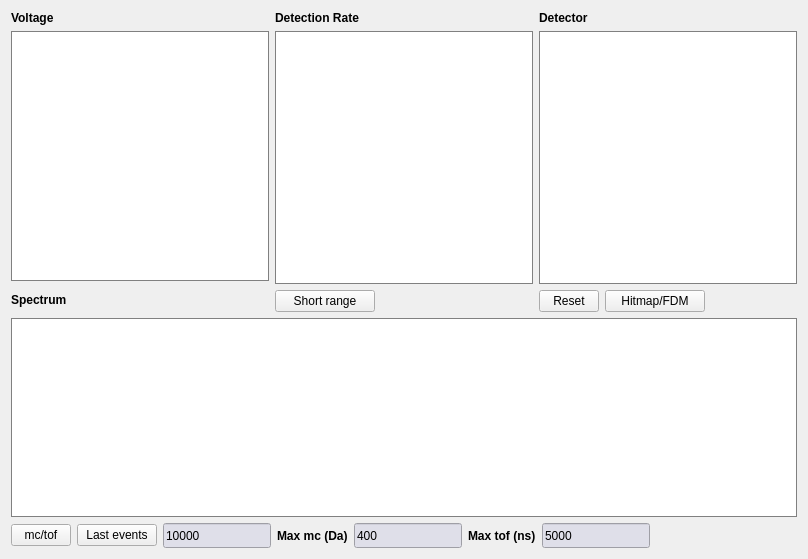
Above: pyccapt/files/PyQt6_UI/gui_visualization.ui from mmonajem/pyoxcart before the change. Below: the same form after it.
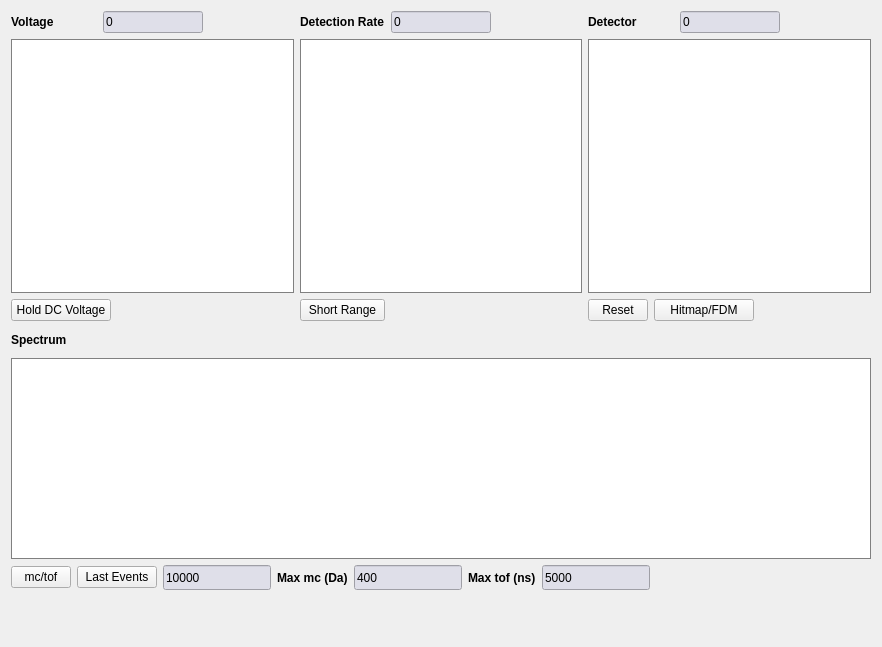
That is the form after the change.

The edit to the form file:
```diff
--- a/pyccapt/files/PyQt6_UI/gui_visualization.ui
+++ b/pyccapt/files/PyQt6_UI/gui_visualization.ui
@@ -6,19 +6,19 @@
             <rect>
                 <x>0</x>
                 <y>0</y>
-                <width>808</width>
-                <height>559</height>
+                <width>882</width>
+                <height>647</height>
             </rect>
         </property>
         <property name="windowTitle">
             <string>Form</string>
         </property>
-        <layout class="QGridLayout" name="gridLayout_2">
+        <layout class="QGridLayout" name="gridLayout_6">
             <item row="0" column="0">
-                <layout class="QGridLayout" name="gridLayout">
+                <layout class="QGridLayout" name="gridLayout_5">
                     <item row="0" column="0">
-                        <layout class="QVBoxLayout" name="verticalLayout_3">
-                            <item>
+                        <layout class="QGridLayout" name="gridLayout_4">
+                            <item row="0" column="0">
                                 <widget class="QLabel" name="label_200">
                                     <property name="font">
                                         <font>
@@ -30,7 +30,45 @@
                                     </property>
                                 </widget>
                             </item>
-                            <item>
+                            <item row="0" column="1">
+                                <widget class="QLineEdit" name="voltage">
+                                    <property name="sizePolicy">
+                                        <sizepolicy hsizetype="Minimum" vsizetype="Minimum">
+                                            <horstretch>0</horstretch>
+                                            <verstretch>0</verstretch>
+                                        </sizepolicy>
+                                    </property>
+                                    <property name="minimumSize">
+                                        <size>
+                                            <width>100</width>
+                                            <height>20</height>
+                                        </size>
+                                    </property>
+                                    <property name="styleSheet">
+                                        <string notr="true">QLineEdit{
+                                            background: rgb(223,223,233)
+                                            }
+                                        </string>
+                                    </property>
+                                    <property name="text">
+                                        <string>0</string>
+                                    </property>
+                                </widget>
+                            </item>
+                            <item row="0" column="2">
+                                <spacer name="horizontalSpacer_4">
+                                    <property name="orientation">
+                                        <enum>Qt::Horizontal</enum>
+                                    </property>
+                                    <property name="sizeHint" stdset="0">
+                                        <size>
+                                            <width>26</width>
+                                            <height>17</height>
+                                        </size>
+                                    </property>
+                                </spacer>
+                            </item>
+                            <item row="1" column="0" colspan="3">
                                 <widget class="QGraphicsView" name="vdc_time">
                                     <property name="sizePolicy">
                                         <sizepolicy hsizetype="Expanding" vsizetype="Expanding">
@@ -52,29 +90,30 @@
                                     </property>
                                 </widget>
                             </item>
-                            <item>
-                                <widget class="QLabel" name="label_207">
+                            <item row="2" column="0" colspan="2">
+                                <widget class="QPushButton" name="detection_rate_range_switch_2">
                                     <property name="minimumSize">
                                         <size>
-                                            <width>0</width>
-                                            <height>25</height>
+                                            <width>100</width>
+                                            <height>20</height>
                                         </size>
                                     </property>
-                                    <property name="font">
-                                        <font>
-                                            <bold>true</bold>
-                                        </font>
+                                    <property name="maximumSize">
+                                        <size>
+                                            <width>100</width>
+                                            <height>16777215</height>
+                                        </size>
                                     </property>
                                     <property name="text">
-                                        <string>Spectrum</string>
+                                        <string>Hold DC Voltage</string>
                                     </property>
                                 </widget>
                             </item>
                         </layout>
                     </item>
                     <item row="0" column="1">
-                        <layout class="QVBoxLayout" name="verticalLayout_2">
-                            <item>
+                        <layout class="QGridLayout" name="gridLayout">
+                            <item row="0" column="0">
                                 <widget class="QLabel" name="label_201">
                                     <property name="font">
                                         <font>
@@ -86,7 +125,45 @@
                                     </property>
                                 </widget>
                             </item>
-                            <item>
+                            <item row="0" column="1">
+                                <widget class="QLineEdit" name="detection_rate">
+                                    <property name="sizePolicy">
+                                        <sizepolicy hsizetype="Minimum" vsizetype="Minimum">
+                                            <horstretch>0</horstretch>
+                                            <verstretch>0</verstretch>
+                                        </sizepolicy>
+                                    </property>
+                                    <property name="minimumSize">
+                                        <size>
+                                            <width>100</width>
+                                            <height>20</height>
+                                        </size>
+                                    </property>
+                                    <property name="styleSheet">
+                                        <string notr="true">QLineEdit{
+                                            background: rgb(223,223,233)
+                                            }
+                                        </string>
+                                    </property>
+                                    <property name="text">
+                                        <string>0</string>
+                                    </property>
+                                </widget>
+                            </item>
+                            <item row="0" column="2">
+                                <spacer name="horizontalSpacer_2">
+                                    <property name="orientation">
+                                        <enum>Qt::Horizontal</enum>
+                                    </property>
+                                    <property name="sizeHint" stdset="0">
+                                        <size>
+                                            <width>40</width>
+                                            <height>20</height>
+                                        </size>
+                                    </property>
+                                </spacer>
+                            </item>
+                            <item row="1" column="0" colspan="3">
                                 <widget class="QGraphicsView" name="detection_rate_viz">
                                     <property name="sizePolicy">
                                         <sizepolicy hsizetype="Expanding" vsizetype="Expanding">
@@ -108,7 +185,7 @@
                                     </property>
                                 </widget>
                             </item>
-                            <item>
+                            <item row="2" column="0">
                                 <widget class="QPushButton" name="detection_rate_range_switch">
                                     <property name="minimumSize">
                                         <size>
@@ -123,17 +200,15 @@
                                         </size>
                                     </property>
                                     <property name="text">
-                                        <string>Short range</string>
+                                        <string>Short Range</string>
                                     </property>
                                 </widget>
                             </item>
                         </layout>
                     </item>
                     <item row="0" column="2">
-                        <layout class="QVBoxLayout" name="verticalLayout_4">
-                            <item>
-                                <layout class="QVBoxLayout" name="verticalLayout">
-                                    <item>
+                        <layout class="QGridLayout" name="gridLayout_3">
+                            <item row="0" column="0">
                                         <widget class="QLabel" name="label_206">
                                             <property name="font">
                                                 <font>
@@ -145,7 +220,45 @@
                                             </property>
                                         </widget>
                                     </item>
-                                    <item>
+                            <item row="0" column="1">
+                                <widget class="QLineEdit" name="detection_rate_2">
+                                    <property name="sizePolicy">
+                                        <sizepolicy hsizetype="Minimum" vsizetype="Minimum">
+                                            <horstretch>0</horstretch>
+                                            <verstretch>0</verstretch>
+                                        </sizepolicy>
+                                    </property>
+                                    <property name="minimumSize">
+                                        <size>
+                                            <width>100</width>
+                                            <height>20</height>
+                                        </size>
+                                    </property>
+                                    <property name="styleSheet">
+                                        <string notr="true">QLineEdit{
+                                            background: rgb(223,223,233)
+                                            }
+                                        </string>
+                                    </property>
+                                    <property name="text">
+                                        <string>0</string>
+                                    </property>
+                                </widget>
+                            </item>
+                            <item row="0" column="2">
+                                <spacer name="horizontalSpacer_5">
+                                    <property name="orientation">
+                                        <enum>Qt::Horizontal</enum>
+                                    </property>
+                                    <property name="sizeHint" stdset="0">
+                                        <size>
+                                            <width>40</width>
+                                            <height>20</height>
+                                        </size>
+                                    </property>
+                                </spacer>
+                            </item>
+                            <item row="1" column="0" colspan="3">
                                         <widget class="QGraphicsView" name="detector_heatmap">
                                             <property name="sizePolicy">
                                                 <sizepolicy hsizetype="Expanding" vsizetype="Expanding">
@@ -167,9 +280,7 @@
                                             </property>
                                         </widget>
                                     </item>
-                                </layout>
-                            </item>
-                            <item>
+                            <item row="2" column="0" colspan="3">
                                 <layout class="QHBoxLayout" name="horizontalLayout_2">
                                     <item>
                                         <widget class="QPushButton" name="reset_heatmap_v">
@@ -227,6 +338,26 @@
                         </layout>
                     </item>
                     <item row="1" column="0" colspan="3">
+                        <layout class="QGridLayout" name="gridLayout_2">
+                            <item row="0" column="0">
+                                <widget class="QLabel" name="label_207">
+                                    <property name="minimumSize">
+                                        <size>
+                                            <width>0</width>
+                                            <height>25</height>
+                                        </size>
+                                    </property>
+                                    <property name="font">
+                                        <font>
+                                            <bold>true</bold>
+                                        </font>
+                                    </property>
+                                    <property name="text">
+                                        <string>Spectrum</string>
+                                    </property>
+                                </widget>
+                            </item>
+                            <item row="1" column="0">
                         <widget class="QGraphicsView" name="histogram">
                             <property name="sizePolicy">
                                 <sizepolicy hsizetype="Expanding" vsizetype="Expanding">
@@ -251,7 +382,7 @@
                             </property>
                         </widget>
                     </item>
-                    <item row="2" column="0" colspan="3">
+                            <item row="2" column="0">
                         <layout class="QHBoxLayout" name="horizontalLayout">
                             <item>
                                 <widget class="QPushButton" name="spectrum_switch">
@@ -287,7 +418,7 @@
                                         </size>
                                     </property>
                                     <property name="text">
-                                        <string>Last events</string>
+                                                <string>Last Events</string>
                                     </property>
                                 </widget>
                             </item>
@@ -417,6 +548,34 @@
                             </item>
                         </layout>
                     </item>
+                            <item row="3" column="0">
+                                <widget class="QLabel" name="Error">
+                                    <property name="minimumSize">
+                                        <size>
+                                            <width>800</width>
+                                            <height>30</height>
+                                        </size>
+                                    </property>
+                                    <property name="font">
+                                        <font>
+                                            <pointsize>13</pointsize>
+                                            <bold>true</bold>
+                                            <strikeout>false</strikeout>
+                                        </font>
+                                    </property>
+                                    <property name="text">
+                                        <string>&lt;html&gt;&lt;head/&gt;&lt;body&gt;&lt;p&gt;&lt;br/&gt;&lt;/p&gt;&lt;/body&gt;&lt;/html&gt;</string>
+                                    </property>
+                                    <property name="alignment">
+                                        <set>Qt::AlignCenter</set>
+                                    </property>
+                                    <property name="textInteractionFlags">
+                                        <set>Qt::LinksAccessibleByMouse</set>
+                                    </property>
+                                </widget>
+                            </item>
+                        </layout>
+                    </item>
                 </layout>
             </item>
         </layout>
```
Left out of the diff: 7 changed lines with no effect on the pictures. Lines whose indentation alone changed are shown as unchanged.
